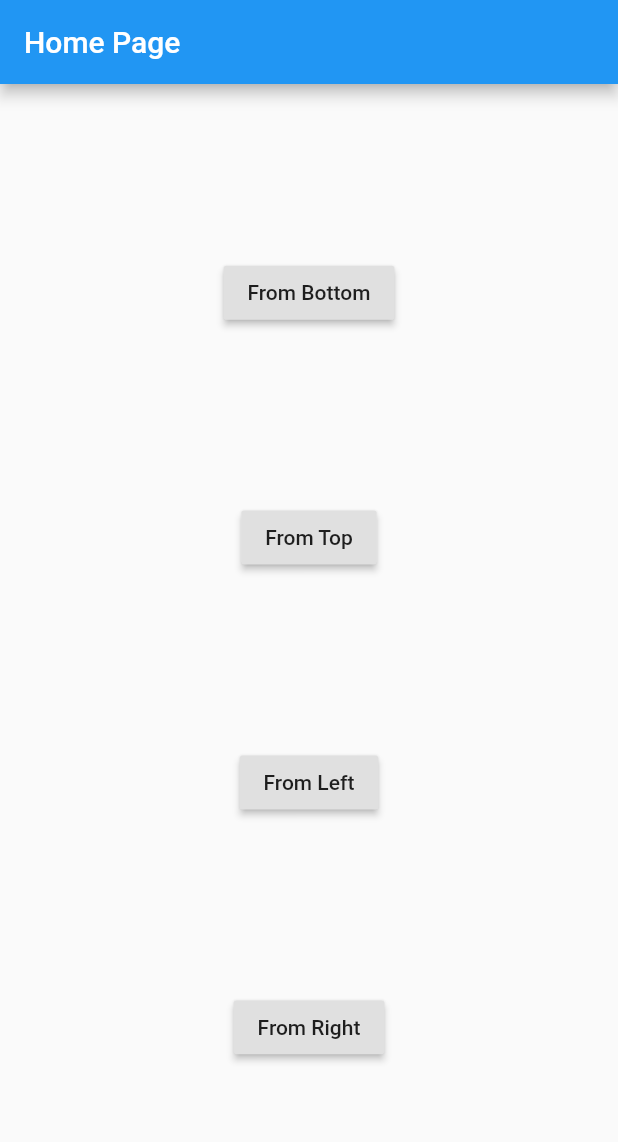
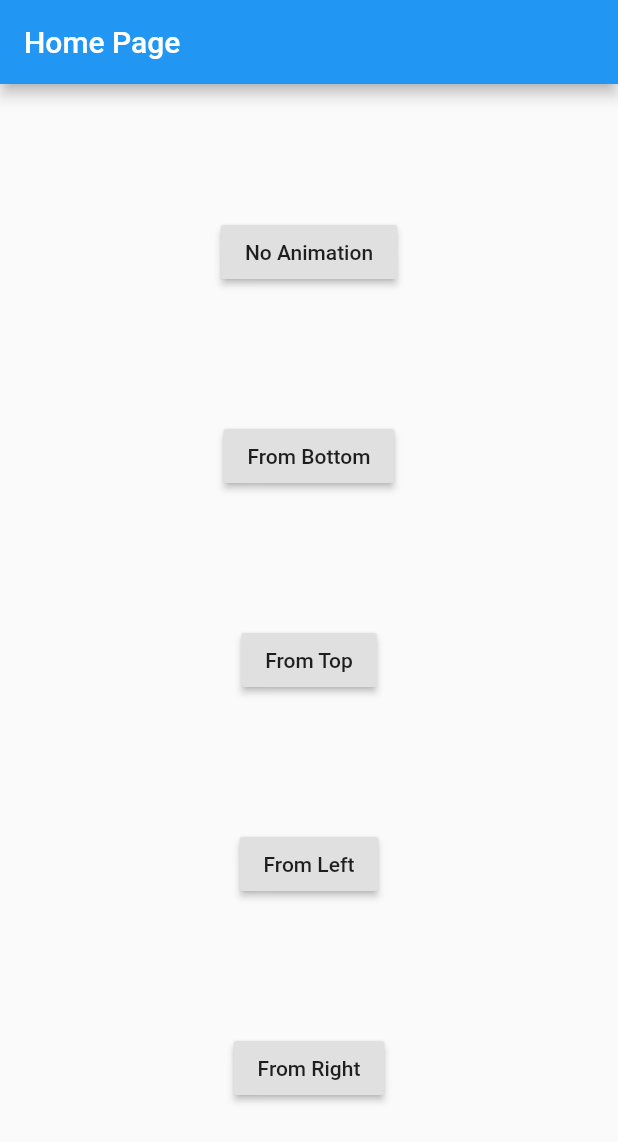
Before and after one commit to tguizelini/flutter-page-transition-animation, a Flutter app: the screen it shows after launch, on a phone screen of 412 x 824 dp. Shown: the top 1142 px of the screen. Run offline on Flutter 3.47's test engine with Material 2 defaults, Android fonts, the phone set to English and light mode, and no system bars.

Commit message:
no animation example

```diff
--- a/lib/pages/home.dart
+++ b/lib/pages/home.dart
@@ -1,4 +1,5 @@
 import 'package:flutter/material.dart';
+import 'package:flutter_page_transition_animation/nav_transition/nav_no_animation.dart';
 import 'package:flutter_page_transition_animation/nav_transition/nav_slide_from_bottom.dart';
 import 'package:flutter_page_transition_animation/nav_transition/nav_slide_from_left.dart';
 import 'package:flutter_page_transition_animation/nav_transition/nav_slide_from_right.dart';
@@ -18,6 +19,12 @@ class HomePage extends StatelessWidget {
         child: Column(
           mainAxisAlignment: MainAxisAlignment.spaceEvenly,
           children: <Widget>[
+            RaisedButton(
+              onPressed: () {
+                Navigator.push(context, NavNoAnimation(page: OtherPage()));
+              },
+              child: Text("No Animation")
+            ),
             RaisedButton(
               onPressed: () {
                 Navigator.push(context, NavSlideFromBottom(page: OtherPage()));
```
